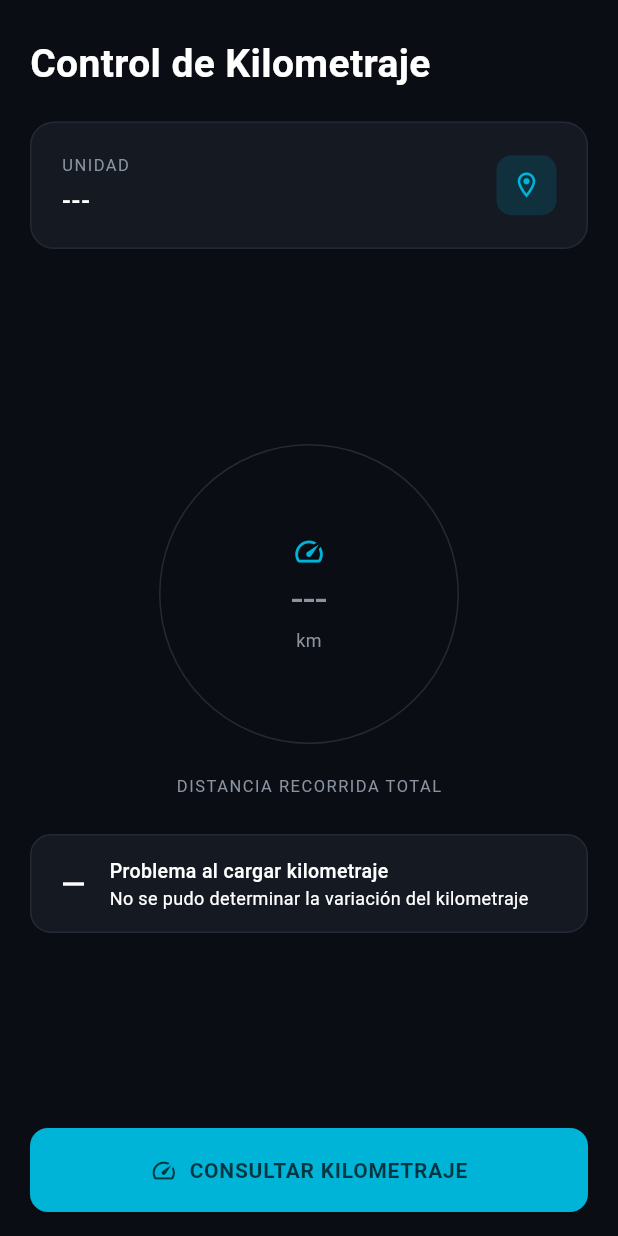
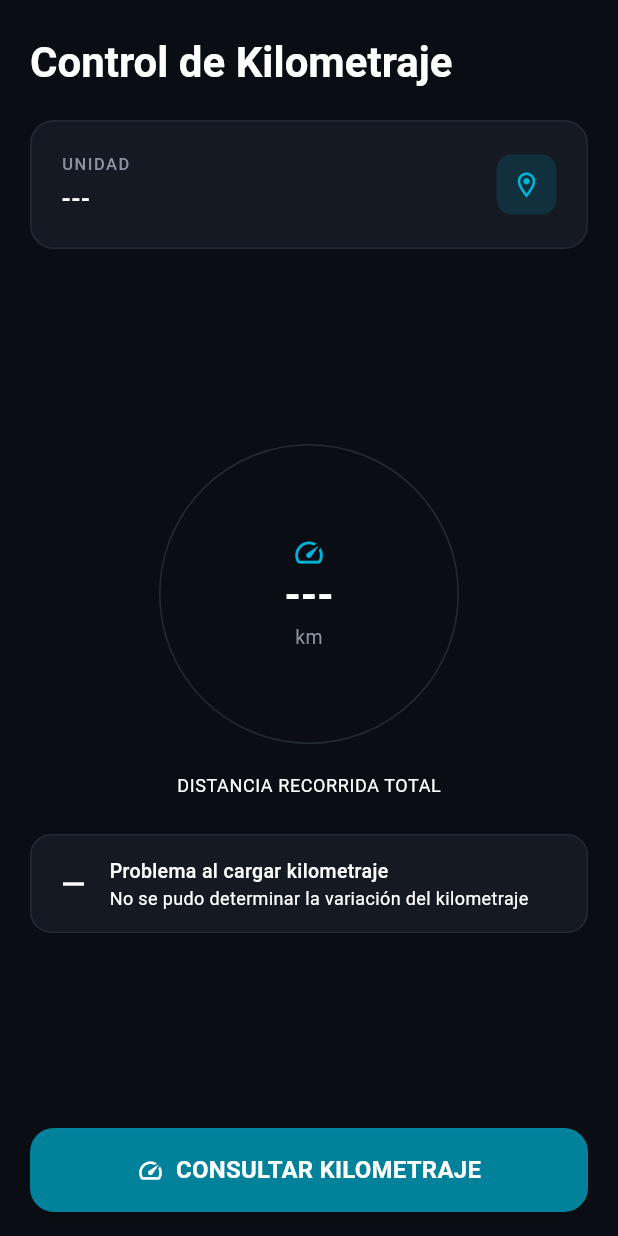
Before and after one commit to edgaremirborbonjimenez/wialon_app, a Flutter app: the screen it shows after launch, on a phone screen of 412 x 824 dp. Run offline on Flutter 3.47's test engine with Material 3 defaults, Android fonts, the phone set to English and light mode, and no system bars; our stand-ins replace dio, equatable, flutter_bloc, flutter_secure_storage, fluttertoast, get_it and 2 more.

Commit message:
refactor: AppTheme

```diff
--- /dev/null
+++ b/env.example.txt
@@ -0,0 +1,3 @@
+API_URL=
+TOKEN=
+ITEM_ID=
--- a/lib/config/theme/AppColors.dart
+++ b/lib/config/theme/AppColors.dart
@@ -1,5 +1,4 @@
 import 'package:flutter/material.dart';
-import 'package:flutter/widgets.dart';
 
 class AppColors {
   static const primary = Color(0xFF00B4D8);
@@ -9,4 +8,5 @@ class AppColors {
   static const textPrimary = Colors.white;
   static const textSecondary = Color(0xFF8B93A1);
   static const success = Color(0xFF34D399);
+  static const error = Color(0xFFEF4444);
 }
--- /dev/null
+++ b/lib/config/theme/AppTheme.dart
@@ -0,0 +1,54 @@
+import 'package:flutter/material.dart';
+import 'package:wialon_app/config/theme/AppColors.dart';
+
+class AppTheme {
+  AppTheme._();
+
+  static ThemeData get darkTheme {
+    return ThemeData(
+      brightness: Brightness.dark,
+      scaffoldBackgroundColor: AppColors.background,
+      colorScheme: const ColorScheme.dark(
+        primary: AppColors.primary,
+        surface: AppColors.cardBackground,
+        error: AppColors.error,
+        onPrimary: AppColors.textPrimary,
+        onSurface: AppColors.textPrimary,
+      ),
+      textTheme: const TextTheme(
+        titleLarge: TextStyle(
+          color: AppColors.textPrimary,
+          fontSize: 28,
+          fontWeight: FontWeight.bold,
+        ),
+        titleMedium: TextStyle(
+          color: AppColors.textPrimary,
+          fontSize: 16,
+          fontWeight: FontWeight.bold,
+        ),
+        bodyMedium: TextStyle(color: AppColors.textSecondary, fontSize: 13),
+        labelSmall: TextStyle(
+          color: AppColors.textSecondary,
+          fontSize: 11,
+          letterSpacing: 1,
+        ),
+      ),
+      elevatedButtonTheme: ElevatedButtonThemeData(
+        style: ElevatedButton.styleFrom(
+          backgroundColor: AppColors.primary.withValues(alpha: 0.70),
+          foregroundColor: AppColors.textPrimary,
+          shape: RoundedRectangleBorder(
+            borderRadius: BorderRadius.circular(16),
+          ),
+        ),
+      ),
+      cardTheme: CardThemeData(
+        color: AppColors.cardBackground,
+        shape: RoundedRectangleBorder(
+          borderRadius: BorderRadius.circular(16),
+          side: const BorderSide(color: AppColors.cardBorder),
+        ),
+      ),
+    );
+  }
+}
--- a/lib/main.dart
+++ b/lib/main.dart
@@ -5,6 +5,7 @@ import 'package:wialon_app/Injection.dart';
 import 'package:wialon_app/config/routes/AppRouter.dart';
 import 'package:wialon_app/config/routes/AppRoutes.dart';
 import 'package:wialon_app/config/theme/AppColors.dart';
+import 'package:wialon_app/config/theme/AppTheme.dart';
 import 'package:wialon_app/src/BlocProvider.dart';
 
 void main() async {
@@ -26,12 +27,7 @@ class MainApp extends StatelessWidget {
           return FToastBuilder()(context, child);
         },
         title: 'Wialson',
-        theme: ThemeData(
-          colorScheme: ColorScheme.fromSeed(
-            seedColor: AppColors.primary,
-            brightness: Brightness.dark,
-          ),
-        ),
+        theme: AppTheme.darkTheme,
         initialRoute: AppRoutes.item,
         onGenerateRoute: AppRouter.onGenerateRoute,
       ),
--- a/lib/src/data/dataSource/remote/ItemService.dart
+++ b/lib/src/data/dataSource/remote/ItemService.dart
@@ -86,7 +86,7 @@ class ItemService {
       print("DIO ERROR : ${e.message}");
       return Error('No se pudo consultar el kilometraje, favor de intentarlo mas tarde');
     } catch (e) {
-      print("GENERAL ERROR : ${e}");
+      print("GENERAL ERROR : ${e.toString()}");
       return Error("Ocurrió un error al consultar el kilometraje");
     }
   }
--- a/lib/src/domain/models/GeneralProperty.dart
+++ b/lib/src/domain/models/GeneralProperty.dart
@@ -13,6 +13,8 @@ class GeneralProperty {
     this.currentUserAccessLevel = 0,
   });
 
+  bool get isDefault => name == '---';
+
   factory GeneralProperty.fromJson(Map<String, dynamic> json) =>
       GeneralProperty(
         measureUnit: json['mu'],
--- a/lib/src/presentation/pages/item/ItemContent.dart
+++ b/lib/src/presentation/pages/item/ItemContent.dart
@@ -18,7 +18,7 @@ class ItemContent extends StatelessWidget {
   @override
   Widget build(BuildContext context) {
     return Container(
-      color: AppColors.background,
+      color: Theme.of(context).scaffoldBackgroundColor,
       child: SafeArea(
         child: Padding(
           padding: const EdgeInsets.symmetric(horizontal: 20),
@@ -31,11 +31,20 @@ class ItemContent extends StatelessWidget {
                     const SizedBox(height: 16),
                     Header(title: title),
                     const SizedBox(height: 20),
-                    _buildInfoCard(context, item), //TODO hacer para que si el nombre de la unidad ya fue consultado y no a cambiado, que no se cambie al momento de cargar
+                    _buildInfoCard(
+                      context,
+                      item,
+                    ),
                     const Spacer(),
                     _buildMileageCounter(context, item),
                     const SizedBox(height: 24),
-                    !isLoading ? _mileageChange(context, item) : const SizedBox(height: 66,), //TODO Ver si es correcto hacer esto
+                    Visibility(
+                      visible: !isLoading,
+                      maintainSize: true,
+                      maintainAnimation: true,
+                      maintainState: true,
+                      child: _mileageChange(context, item),
+                    ),
                     const Spacer(),
                     DefaultButton(
                       text: isLoading
@@ -62,7 +71,7 @@ class ItemContent extends StatelessWidget {
     return Container(
       padding: const EdgeInsets.symmetric(horizontal: 16, vertical: 14),
       decoration: BoxDecoration(
-              color: AppColors.cardBackground,
+        color: Theme.of(context).cardTheme.color,
         borderRadius: BorderRadius.circular(14),
         border: Border.all(color: AppColors.cardBorder),
       ),
@@ -82,10 +91,7 @@ class ItemContent extends StatelessWidget {
                     fontWeight: FontWeight.w500,
                   ),
                 ),
-                      Text(
-                        subtext,
-                        style: TextStyle(color: temeColor, fontSize: 12),
-                      ),
+                Text(subtext, style: TextStyle(color: temeColor, fontSize: 12)),
               ],
             ),
           ),
@@ -144,17 +150,11 @@ class ItemContent extends StatelessWidget {
                   (isLoading || trend == MileageTrendEnum.start)
                       ? '---'
                       : _formatKm(km),
-                  style: TextStyle(
-                    color: AppColors.textSecondary,
-                    fontSize: 28,
-                  ),
+                  style: Theme.of(context).textTheme.titleLarge,
                 ),
                 Text(
                   'km',
-                  style: TextStyle(
-                    color: AppColors.textSecondary,
-                    fontSize: 12,
-                  ),
+                  style: Theme.of(context).textTheme.bodyMedium,
                 ),
               ],
             ),
@@ -163,11 +163,7 @@ class ItemContent extends StatelessWidget {
         const SizedBox(height: 20),
         Text(
           'DISTANCIA RECORRIDA TOTAL',
-          style: TextStyle(
-            color: AppColors.textSecondary,
-            fontSize: 11,
-            letterSpacing: 1,
-          ),
+          style: Theme.of(context).textTheme.bodySmall,
         ),
       ],
     );
@@ -203,20 +199,14 @@ class ItemContent extends StatelessWidget {
                       children: [
                         Text(
                           'UNIDAD',
-                          style: TextStyle(
-                            color: AppColors.textSecondary,
-                            fontSize: 11,
-                            letterSpacing: 1,
-                          ),
+                          style: Theme.of(context).textTheme.labelSmall,
+
                         ),
                         const SizedBox(height: 4),
                         Text(
                           name,
-                          style: const TextStyle(
-                            color: AppColors.textPrimary,
-                            fontSize: 16,
-                            fontWeight: FontWeight.bold,
-                          ),
+                          style: Theme.of(context).textTheme.titleMedium,
+
                         ),
                       ],
                     ),
@@ -225,7 +215,7 @@ class ItemContent extends StatelessWidget {
                     height: 40,
                     width: 40,
                     decoration: BoxDecoration(
-                      color: AppColors.primary.withOpacity(0.15),
+                      color: AppColors.primary.withValues(alpha: 0.15),
                       borderRadius: BorderRadius.circular(10),
                     ),
                     child: const Icon(
--- a/lib/src/presentation/pages/item/ItemPage.dart
+++ b/lib/src/presentation/pages/item/ItemPage.dart
@@ -36,7 +36,9 @@ class _ItemPageState extends State<ItemPage> {
 
             final isLoading = isLoadingState(state);
             if (isLoading) {
+              final name = item.generalProperty.name;
               item = Item();
+              item.generalProperty.name = name;
             }
             if (response is Success) {
               item = response.data as Item;
@@ -47,7 +49,9 @@ class _ItemPageState extends State<ItemPage> {
                 ItemContent(item, isLoading: isLoading),
                 if (isLoading)
                   SafeArea(
-                    child: const Center(child: CircularProgressIndicator()), //TODO Actualizarlo a que sea animacion de iconos cargando
+                    child: const Center(
+                      child: CircularProgressIndicator(),
+                    ), //TODO Actualizarlo a que sea animacion de iconos cargando
                   ),
               ],
             );
--- a/lib/src/presentation/widgets/DefaultButton.dart
+++ b/lib/src/presentation/widgets/DefaultButton.dart
@@ -1,5 +1,4 @@
 import 'package:flutter/material.dart';
-import 'package:wialon_app/config/theme/AppColors.dart';
 
 class DefaultButton extends StatelessWidget {
   final String text;
@@ -24,27 +23,15 @@ class DefaultButton extends StatelessWidget {
       width: double.infinity,
       height: height ?? 56,
       child: ElevatedButton(
-        style: ElevatedButton.styleFrom(
-          backgroundColor: color ?? AppColors.primary,
-          shape: RoundedRectangleBorder(
-            borderRadius: BorderRadius.circular(12),
-          ),
-        ),
+        style: theme.elevatedButtonTheme.style,
         onPressed: onPressed,
         child: Row(
           mainAxisAlignment: MainAxisAlignment.center,
           children: [
-            if (icon != null) ...[
-              Icon(icon, color: theme.colorScheme.onPrimary),
-              const SizedBox(width: 8),
-            ],
+            if (icon != null) ...[Icon(icon), const SizedBox(width: 8)],
             Text(
               text,
-              style: TextStyle(
-                color: theme.colorScheme.onPrimary,
-                fontWeight: FontWeight.bold,
-                letterSpacing: 0.5,
-              ),
+              style: theme.textTheme.titleMedium?.copyWith(color: color),
             ),
           ],
         ),
--- a/lib/src/presentation/widgets/Header.dart
+++ b/lib/src/presentation/widgets/Header.dart
@@ -6,12 +6,7 @@ class Header extends StatelessWidget {
   final IconData? icon;
   final Color? color;
 
-  const Header({
-    super.key,
-    required this.title,
-    this.icon,
-    this.color,
-  });
+  const Header({super.key, required this.title, this.icon, this.color});
 
   @override
   Widget build(BuildContext context) {
@@ -23,16 +18,18 @@ class Header extends StatelessWidget {
             if (icon != null) ...[
               Container(
                 padding: EdgeInsets.symmetric(horizontal: 10),
-                child: Icon(icon, size: 40),
+                child: Icon(
+                  icon,
+                  size: 40,
+                  color: Theme.of(context).colorScheme.onPrimary,
+                ),
               ),
             ],
             Text(
               title,
-              style: TextStyle(
-                color: AppColors.textPrimary,
-                fontSize: 26,
-                fontWeight: FontWeight.bold,
-              ),
+              style: Theme.of(
+                context,
+              ).textTheme.titleLarge?.copyWith(color: color),
             ),
           ],
         ),
--- a/pubspec.yaml
+++ b/pubspec.yaml
@@ -4,7 +4,7 @@ publish_to: 'none'
 version: 0.1.0+1
 
 environment:
-  sdk: ^3.11.1
+  sdk: '>=3.11.0 <4.0.0'
 
 dependencies:
   dio: ^5.10.0
```
Also changed, not shown: pubspec.lock, 4 other files. Lines whose indentation alone changed are shown as unchanged.
